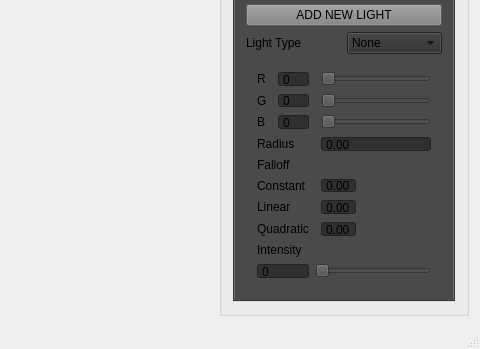
Old version of the form SSPSolution/SSP_Editor/SSP_Editor.ui in the repository Chringo/SSP; both pictures show x 691 to 1171 and y 387 to 736 of the 1171 by 736 pixel window.
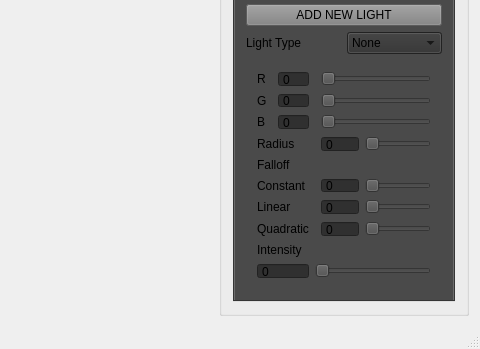
New version of the form. The open tabs and pages were chosen to show the change.

What changed in the file:
```diff
--- a/SSPSolution/SSP_Editor/SSP_Editor.ui
+++ b/SSPSolution/SSP_Editor/SSP_Editor.ui
@@ -2515,16 +2515,6 @@
                  </property>
                 </widget>
                </item>
-               <item row="4" column="3" colspan="2">
-                <widget class="QDoubleSpinBox" name="RadiusValue">
-                 <property name="styleSheet">
-                  <string notr="true">background-color: rgb(48, 48, 48);</string>
-                 </property>
-                 <property name="buttonSymbols">
-                  <enum>QAbstractSpinBox::NoButtons</enum>
-                 </property>
-                </widget>
-               </item>
                <item row="2" column="3" colspan="2">
                 <widget class="QSlider" name="G_Slider">
                  <property name="maximum">
@@ -2605,70 +2595,6 @@
                  </property>
                 </widget>
                </item>
-               <item row="9" column="3">
-                <widget class="QDoubleSpinBox" name="QuadValue">
-                 <property name="styleSheet">
-                  <string notr="true">background-color: rgb(48, 48, 48);</string>
-                 </property>
-                 <property name="buttonSymbols">
-                  <enum>QAbstractSpinBox::NoButtons</enum>
-                 </property>
-                 <property name="maximum">
-                  <double>1.000000000000000</double>
-                 </property>
-                 <property name="singleStep">
-                  <double>0.010000000000000</double>
-                 </property>
-                </widget>
-               </item>
-               <item row="7" column="3">
-                <widget class="QDoubleSpinBox" name="ConstantValue">
-                 <property name="styleSheet">
-                  <string notr="true">background-color: rgb(48, 48, 48);</string>
-                 </property>
-                 <property name="buttonSymbols">
-                  <enum>QAbstractSpinBox::NoButtons</enum>
-                 </property>
-                 <property name="maximum">
-                  <double>1.000000000000000</double>
-                 </property>
-                 <property name="singleStep">
-                  <double>0.010000000000000</double>
-                 </property>
-                </widget>
-               </item>
-               <item row="7" column="4">
-                <spacer name="horizontalSpacer">
-                 <property name="orientation">
-                  <enum>Qt::Horizontal</enum>
-                 </property>
-                 <property name="sizeHint" stdset="0">
-                  <size>
-                   <width>40</width>
-                   <height>20</height>
-                  </size>
-                 </property>
-                </spacer>
-               </item>
-               <item row="8" column="3">
-                <widget class="QDoubleSpinBox" name="LinearValue">
-                 <property name="styleSheet">
-                  <string notr="true">background-color: rgb(48, 48, 48);</string>
-                 </property>
-                 <property name="frame">
-                  <bool>true</bool>
-                 </property>
-                 <property name="buttonSymbols">
-                  <enum>QAbstractSpinBox::NoButtons</enum>
-                 </property>
-                 <property name="maximum">
-                  <double>1.000000000000000</double>
-                 </property>
-                 <property name="singleStep">
-                  <double>0.010000000000000</double>
-                 </property>
-                </widget>
-               </item>
                <item row="10" column="3">
                 <spacer name="verticalSpacer_7">
                  <property name="orientation">
@@ -2704,6 +2630,101 @@
                   <enum>QAbstractSpinBox::NoButtons</enum>
                  </property>
                  <property name="maximum">
+                  <number>250</number>
+                 </property>
+                </widget>
+               </item>
+               <item row="8" column="4">
+                <widget class="QSlider" name="horizontalSlider">
+                 <property name="maximum">
+                  <number>100</number>
+                 </property>
+                 <property name="orientation">
+                  <enum>Qt::Horizontal</enum>
+                 </property>
+                </widget>
+               </item>
+               <item row="9" column="4">
+                <widget class="QSlider" name="horizontalSlider_2">
+                 <property name="maximum">
+                  <number>100</number>
+                 </property>
+                 <property name="orientation">
+                  <enum>Qt::Horizontal</enum>
+                 </property>
+                </widget>
+               </item>
+               <item row="7" column="4">
+                <widget class="QSlider" name="horizontalSlider_3">
+                 <property name="maximum">
+                  <number>100</number>
+                 </property>
+                 <property name="orientation">
+                  <enum>Qt::Horizontal</enum>
+                 </property>
+                </widget>
+               </item>
+               <item row="4" column="4">
+                <widget class="QSlider" name="horizontalSlider_4">
+                 <property name="maximum">
+                  <number>1000</number>
+                 </property>
+                 <property name="orientation">
+                  <enum>Qt::Horizontal</enum>
+                 </property>
+                </widget>
+               </item>
+               <item row="4" column="3">
+                <widget class="QSpinBox" name="RadiusValue">
+                 <property name="styleSheet">
+                  <string notr="true">background-color: rgb(48, 48, 48);</string>
+                 </property>
+                 <property name="buttonSymbols">
+                  <enum>QAbstractSpinBox::NoButtons</enum>
+                 </property>
+                 <property name="maximum">
+                  <number>1000</number>
+                 </property>
+                </widget>
+               </item>
+               <item row="7" column="3">
+                <widget class="QSpinBox" name="ConstantValue">
+                 <property name="styleSheet">
+                  <string notr="true">background-color: rgb(48, 48, 48);</string>
+                 </property>
+                 <property name="buttonSymbols">
+                  <enum>QAbstractSpinBox::NoButtons</enum>
+                 </property>
+                 <property name="maximum">
+                  <number>100</number>
+                 </property>
+                </widget>
+               </item>
+               <item row="8" column="3">
+                <widget class="QSpinBox" name="LinearValue">
+                 <property name="styleSheet">
+                  <string notr="true">background-color: rgb(48, 48, 48);</string>
+                 </property>
+                 <property name="frame">
+                  <bool>true</bool>
+                 </property>
+                 <property name="buttonSymbols">
+                  <enum>QAbstractSpinBox::NoButtons</enum>
+                 </property>
+                 <property name="maximum">
+                  <number>100</number>
+                 </property>
+                </widget>
+               </item>
+               <item row="9" column="3">
+                <widget class="QSpinBox" name="QuadValue">
+                 <property name="styleSheet">
+                  <string notr="true">background-color: rgb(48, 48, 48);</string>
+                 </property>
+                 <property name="buttonSymbols">
+                  <enum>QAbstractSpinBox::NoButtons</enum>
+                 </property>
+                 <property name="maximum">
                   <number>100</number>
                  </property>
                 </widget>
```
Left out of the diff: 140 changed lines with no effect on the pictures.
